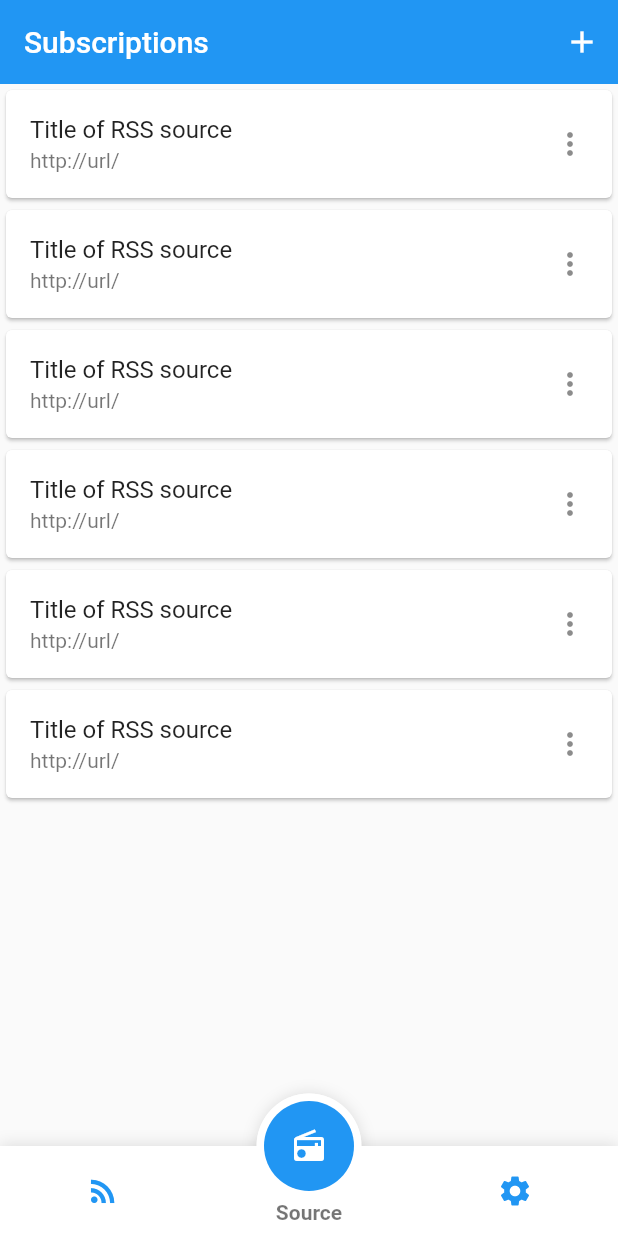
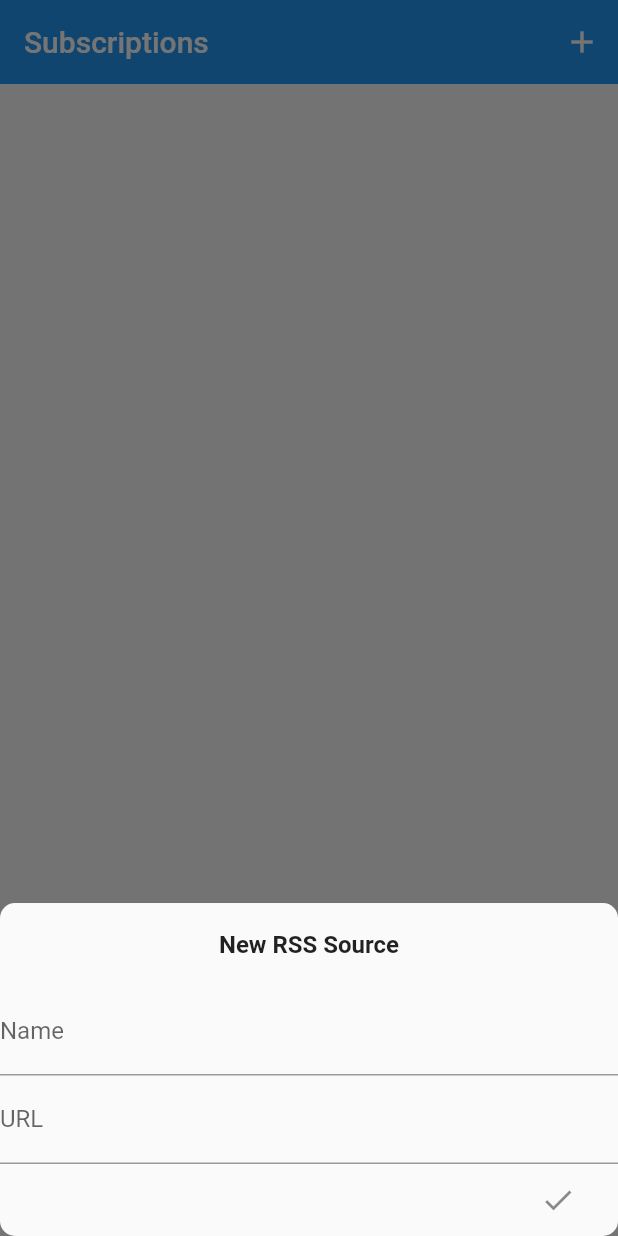
Before and after one commit to sbeam-dev/SbeamRSS, a Flutter app: the screen it shows after launch, item 2 of the bottom bar chosen, after a tap on the "add" icon, on a phone screen of 412 x 824 dp. Run offline on Flutter 3.47's test engine with Material 2 defaults, Android fonts, the phone set to English and light mode, and no system bars; drawn by our look-alikes of fancy_bottom_navigation; our stand-ins replace sqflite; accounts and stored records are empty.

Commit message:
basic database operation

```diff
--- /dev/null
+++ b/lib/sourcedb.dart
@@ -0,0 +1,70 @@
+import 'package:path/path.dart';
+import 'package:sqflite/sqflite.dart';
+
+class RssSource {
+  final int id;
+  final String name;
+  final String url;
+  RssSource({this.id, this.name, this.url});
+  Map<String, dynamic> toMap() {
+    return {
+      'id': id,
+      'name': name,
+      'url': url,
+    };
+  }
+}
+
+
+class SourceDBOperations{
+  static Future<List<RssSource>> querySourceDatabase() async{
+    Database database;
+    Future openDB () async{
+      database = await openDatabase(
+        join(await getDatabasesPath(), 'source_database.db'),
+        onCreate: (db, version) {
+          return db.execute(
+            "CREATE TABLE source(id INTEGER PRIMARY KEY, name TEXT, url TEXT)",
+          );
+        },
+        version: 1,
+      );
+    }
+    await openDB();
+    List<Map> fetcheddb;
+    fetchRaw () async {
+      fetcheddb = await database.query(
+        'source',
+      );
+    }
+    await fetchRaw();
+    return Future.value(List.generate(fetcheddb.length, (i) {
+      return RssSource(
+        id: fetcheddb[i]['id'],
+        name: fetcheddb[i]['name'],
+        url: fetcheddb[i]['url'],
+      );
+    }));
+  }
+
+  static void addSourceToDB(RssSource newsource) {
+    Database database;
+    openDB () async{
+      database = await openDatabase(
+        join(await getDatabasesPath(), 'source_database.db'),
+        onCreate: (db, version) {
+          return db.execute(
+            "CREATE TABLE source(id INTEGER PRIMARY KEY, name TEXT, url TEXT)",
+          );
+        },
+        version: 1,
+      );
+    }
+    openDB();
+    database.insert(
+      'source',
+      newsource.toMap(),
+      conflictAlgorithm: ConflictAlgorithm.replace,
+    );
+  }
+}
--- a/lib/subs.dart
+++ b/lib/subs.dart
@@ -1,41 +1,12 @@
 import 'package:flutter/material.dart';
-import 'dart:async';
 
-import 'package:path/path.dart';
-import 'package:sqflite/sqflite.dart';
-
-
-class RssSource {
-  final int id;
-  final String name;
-  final String url;
-  RssSource({this.id, this.name, this.url});
-  Map<String, dynamic> toMap() {
-    return {
-      'id': id,
-      'name': name,
-      'url': url,
-    };
-  }
-}
-
-
-Future<RssSource> _querySourceDatabase(int id) async {
-  final Future<Database> database = openDatabase(
-    join(await getDatabasesPath(), 'source_database.db'),
-    onCreate: (db, version) {
-      return db.execute(
-        "CREATE TABLE source(id INTEGER PRIMARY KEY, name TEXT, url TEXT)",
-      );
-    },
-    version: 1,
-  );
-
-}
+import 'sourcedb.dart';
 
 
 // ----------build list of source---------
 class SourceListTile extends StatefulWidget {
+  final RssSource source;
+  const SourceListTile({this.source});
   @override
   _SourceListTileState createState() => _SourceListTileState();
 }
@@ -47,8 +18,8 @@ class _SourceListTileState extends State<SourceListTile> {
       child: InkWell(
         splashColor: Colors.blue.withAlpha(30),
         child: ListTile(
-          title: Text("Title of RSS source"),
-          subtitle: Text("http://url/"),
+          title: Text("${widget.source.name}"),
+          subtitle: Text("${widget.source.url}"),
           trailing: Icon(Icons.more_vert),
         ),
         onTap: (){
@@ -104,22 +75,64 @@ class _SourceBottomSheet extends State<SourceBottomSheet> {
   }
 }
 
-Widget _buildSubItem(int index){
-//  if (_querySourceDatabase(index) == null) {
-//    return null;
-//  }
-//  RssSource _fetchedsource;
-//  setfetched() async{
-//    _fetchedsource = await _querySourceDatabase(index);
-//  }
-//  setfetched();
-  if (index > 5) {
+Widget _buildSubItem(int index, var sourcedump){
+  if (sourcedump == null) return null;
+  if (sourcedump.isEmpty) return null;
+  if (sourcedump[index] == null) {
     return null;
   }
-  return SourceListTile();
+  RssSource fetchedsource = sourcedump[index];
+  return SourceListTile(source: fetchedsource,);
 }
 
+// --------------Add button-----------
+class AddSourceBottomSheet extends StatefulWidget {
+  @override
+  _AddSourceBottomSheet createState() => _AddSourceBottomSheet();
+}
 
+class _AddSourceBottomSheet extends State<AddSourceBottomSheet> {
+  @override
+  Widget build(BuildContext context) {
+    return SingleChildScrollView(
+      child: Container(
+        padding:
+        EdgeInsets.only(bottom: MediaQuery.of(context).viewInsets.bottom),
+        child: Column(
+          mainAxisSize: MainAxisSize.min,
+          children: <Widget>[
+            ListTile(
+              title: Center(
+                child: Text("New RSS Source",
+                  style: TextStyle(
+                    fontWeight: FontWeight.bold
+                  ),
+                ),
+              ),
+            ),
+            TextField(
+              decoration: InputDecoration(
+                labelText: "Name",
+              ),
+            ),
+            TextField(
+              decoration: InputDecoration(
+                labelText: "URL",
+              ),
+            ),
+            ListTile(
+              dense: true,
+              trailing: IconButton(
+                icon: Icon(Icons.check),
+                onPressed: (){},
+              ),
+            )
+          ],
+        ),
+      ),
+    );
+  }
+}
 // ---------------Page--------------
 class SubsPage extends StatefulWidget {
   SubsPage({Key key, this.title}) : super(key: key);
@@ -131,6 +144,17 @@ class SubsPage extends StatefulWidget {
 }
 
 class _SubsPageState extends State<SubsPage> {
+  var _sourcedump;
+  @override
+  void initState() {
+    SourceDBOperations.querySourceDatabase().then(
+        (result){
+          setState(() {
+            _sourcedump = result;
+          });
+        }
+    );
+  }
   @override
   Widget build(BuildContext context) {
     return CustomScrollView(
@@ -141,7 +165,16 @@ class _SubsPageState extends State<SubsPage> {
             IconButton(
               icon: Icon(Icons.add),
               onPressed: (){
-
+                showModalBottomSheet(
+                    isScrollControlled: true,
+                    context: context,
+                    builder: (BuildContext context){
+                      return AddSourceBottomSheet();
+                    },
+                    shape: RoundedRectangleBorder(
+                      borderRadius: BorderRadius.circular(10),
+                    ),
+                );
               },
             ),
           ],
@@ -149,7 +182,8 @@ class _SubsPageState extends State<SubsPage> {
         SliverList(
           delegate: SliverChildBuilderDelegate(
                 (BuildContext context, int index) {
-              return _buildSubItem(index);
+                  if (_sourcedump == null) return null;
+                  return _buildSubItem(index, _sourcedump);
             },
           ),
         ),
```
